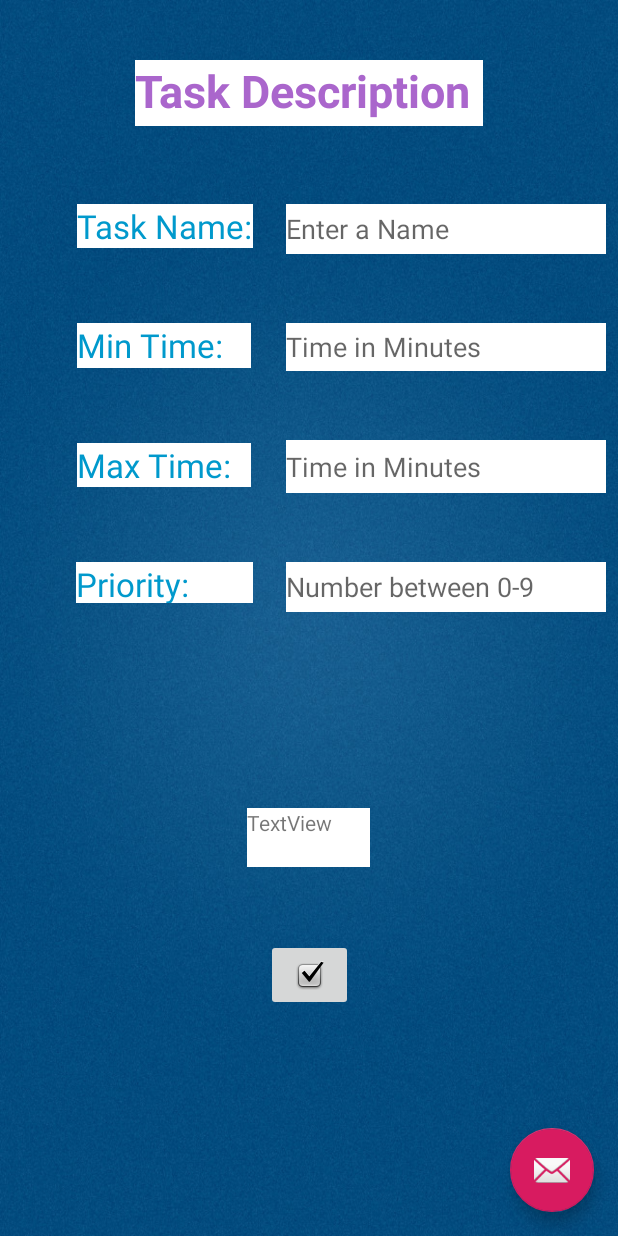
After one commit to athammana/WPIHack2019, an Android app: the AddingTask screen opened directly, with no data from a screen before it, on a phone screen of 412 x 824 dp. The commit adds this screen. Run offline under Robolectric (Android 15) with nearby library versions, the phone set to English and light mode, and no system bars.

Commit message:
addtask branch commit

```diff
--- a/app/src/main/AndroidManifest.xml
+++ b/app/src/main/AndroidManifest.xml
@@ -9,6 +9,11 @@
         android:roundIcon="@mipmap/ic_launcher_round"
         android:supportsRtl="true"
         android:theme="@style/AppTheme">
+        <activity
+            android:name=".AddingTask"
+            android:label="@string/title_activity_adding_task"
+            android:theme="@style/AppTheme.NoActionBar"
+            android:exported="true"></activity>
         <activity
             android:name=".MainActivity"
             android:label="@string/app_name"
--- /dev/null
+++ b/app/src/main/java/com/example/wpihack2019/AddingTask.java
@@ -0,0 +1,50 @@
+package com.example.wpihack2019;
+
+import android.os.Bundle;
+import android.support.design.widget.FloatingActionButton;
+import android.support.design.widget.Snackbar;
+import android.support.v7.app.AppCompatActivity;
+import android.support.v7.widget.Toolbar;
+import android.view.View;
+import android.widget.EditText;
+import android.widget.ImageButton;
+import android.widget.TextView;
+
+public class AddingTask extends AppCompatActivity {
+
+    @Override
+    protected void onCreate(Bundle savedInstanceState) {
+        super.onCreate(savedInstanceState);
+        setContentView(R.layout.activity_adding_task);
+        Toolbar toolbar = findViewById(R.id.toolbar);
+        setSupportActionBar(toolbar);
+
+        FloatingActionButton fab = findViewById(R.id.fab);
+        fab.setOnClickListener(new View.OnClickListener() {
+            @Override
+            public void onClick(View view) {
+                Snackbar.make(view, "Replace with your own action", Snackbar.LENGTH_LONG)
+                        .setAction("Action", null).show();
+            }
+        });
+
+        ImageButton addTaskButton = (ImageButton) findViewById(R.id.AddTaskButton);
+        addTaskButton.setOnClickListener(new View.OnClickListener() {
+            @Override
+            public void onClick(View v) {
+                EditText taskName = (EditText) findViewById(R.id.AddTaskNameInput);
+                EditText taskMinTime = (EditText) findViewById(R.id.AddTaskMinInput);
+                EditText taskMaxTime = (EditText) findViewById(R.id.AddTaskMaxInput);
+                EditText taskPriority = (EditText) findViewById(R.id.AddTaskPriorityInput);
+                TextView resultText = (TextView) findViewById(R.id.resultTextView);
+
+                String name = taskName.getText().toString();
+                double minTime = Double.parseDouble(taskMinTime.getText().toString());
+                double maxTime = Double.parseDouble(taskMaxTime.getText().toString());
+                int priority = Integer.parseInt(taskPriority.getText().toString());
+                resultText.setText(minTime + "," + maxTime + "," + priority + "," + name);
+            }
+        });
+    }
+
+}
--- /dev/null
+++ b/app/src/main/res/layout/activity_adding_task.xml
@@ -0,0 +1,24 @@
+<?xml version="1.0" encoding="utf-8"?>
+<android.support.design.widget.CoordinatorLayout xmlns:android="http://schemas.android.com/apk/res/android"
+    xmlns:app="http://schemas.android.com/apk/res-auto"
+    xmlns:tools="http://schemas.android.com/tools"
+    android:layout_width="match_parent"
+    android:layout_height="match_parent"
+    tools:context=".AddingTask">
+
+    <android.support.design.widget.AppBarLayout
+        android:layout_width="match_parent"
+        android:layout_height="wrap_content"
+        android:theme="@style/AppTheme.AppBarOverlay"/>
+
+    <include layout="@layout/content_adding_task" />
+
+    <android.support.design.widget.FloatingActionButton
+        android:id="@+id/fab"
+        android:layout_width="wrap_content"
+        android:layout_height="wrap_content"
+        android:layout_gravity="bottom|end"
+        android:layout_margin="@dimen/fab_margin"
+        app:srcCompat="@android:drawable/ic_dialog_email" />
+
+</android.support.design.widget.CoordinatorLayout>
--- /dev/null
+++ b/app/src/main/res/layout/content_adding_task.xml
@@ -0,0 +1,220 @@
+<?xml version="1.0" encoding="utf-8"?>
+<android.support.constraint.ConstraintLayout xmlns:android="http://schemas.android.com/apk/res/android"
+    xmlns:app="http://schemas.android.com/apk/res-auto"
+    xmlns:tools="http://schemas.android.com/tools"
+    android:layout_width="match_parent"
+    android:layout_height="match_parent"
+    android:background="@drawable/background"
+    app:layout_behavior="@string/appbar_scrolling_view_behavior"
+    tools:context=".AddingTask"
+    tools:showIn="@layout/activity_adding_task">
+
+    <TextView
+        android:id="@+id/addTaskTitle"
+        android:layout_width="232dp"
+        android:layout_height="44dp"
+        android:layout_marginStart="8dp"
+        android:layout_marginLeft="8dp"
+        android:layout_marginTop="8dp"
+        android:layout_marginEnd="8dp"
+        android:layout_marginRight="8dp"
+        android:layout_marginBottom="8dp"
+        android:background="@android:color/background_light"
+        android:text="Task Description"
+        android:textColor="@android:color/holo_purple"
+        android:textColorLink="@color/design_default_color_primary"
+        android:textSize="30sp"
+        android:textStyle="normal|bold"
+        android:theme="@style/AppTheme"
+        app:layout_constraintBottom_toBottomOf="parent"
+        app:layout_constraintEnd_toEndOf="parent"
+        app:layout_constraintStart_toStartOf="parent"
+        app:layout_constraintTop_toTopOf="parent"
+        app:layout_constraintVertical_bias="0.042"
+        tools:text="Task Description" />
+
+    <TextView
+        android:id="@+id/addTaskNameTitle"
+        android:layout_width="wrap_content"
+        android:layout_height="wrap_content"
+        android:layout_marginStart="8dp"
+        android:layout_marginLeft="8dp"
+        android:layout_marginTop="136dp"
+        android:layout_marginEnd="8dp"
+        android:layout_marginRight="8dp"
+        android:background="@android:color/background_light"
+        android:text="Task Name:"
+        android:textColor="@android:color/holo_blue_dark"
+        android:textSize="22sp"
+        app:layout_constraintEnd_toStartOf="@+id/AddTaskNameInput"
+        app:layout_constraintHorizontal_bias="0.754"
+        app:layout_constraintStart_toStartOf="parent"
+        app:layout_constraintTop_toTopOf="parent"
+        tools:text="Task Name:" />
+
+    <TextView
+        android:id="@+id/TaskMinTimeTitle"
+        android:layout_width="116dp"
+        android:layout_height="30dp"
+        android:layout_marginStart="8dp"
+        android:layout_marginLeft="8dp"
+        android:layout_marginTop="50dp"
+        android:layout_marginEnd="8dp"
+        android:layout_marginRight="8dp"
+        android:background="@android:color/background_light"
+        android:text="Min Time:"
+        android:textColor="@android:color/holo_blue_dark"
+        android:textSize="22sp"
+        app:layout_constraintEnd_toStartOf="@+id/AddTaskMinInput"
+        app:layout_constraintHorizontal_bias="0.741"
+        app:layout_constraintStart_toStartOf="parent"
+        app:layout_constraintTop_toBottomOf="@+id/addTaskNameTitle"
+        tools:text="Min Time:" />
+
+    <TextView
+        android:id="@+id/TaskMaxTimeTitle"
+        android:layout_width="116dp"
+        android:layout_height="wrap_content"
+        android:layout_marginStart="8dp"
+        android:layout_marginLeft="8dp"
+        android:layout_marginTop="50dp"
+        android:layout_marginEnd="8dp"
+        android:layout_marginRight="8dp"
+        android:background="@android:color/background_light"
+        android:text="Max Time:"
+        android:textColor="@android:color/holo_blue_dark"
+        android:textSize="22sp"
+        app:layout_constraintEnd_toStartOf="@+id/AddTaskMaxInput"
+        app:layout_constraintHorizontal_bias="0.741"
+        app:layout_constraintStart_toStartOf="parent"
+        app:layout_constraintTop_toBottomOf="@+id/TaskMinTimeTitle"
+        tools:text="Max Time:" />
+
+    <TextView
+        android:id="@+id/TaskPriorityTitle"
+        android:layout_width="118dp"
+        android:layout_height="27dp"
+        android:layout_marginStart="48dp"
+        android:layout_marginLeft="48dp"
+        android:layout_marginTop="50dp"
+        android:layout_marginEnd="8dp"
+        android:layout_marginRight="8dp"
+        android:background="@android:color/background_light"
+        android:text="Priority:"
+        android:textColor="@android:color/holo_blue_dark"
+        android:textColorLink="@android:color/holo_blue_dark"
+        android:textSize="22sp"
+        app:layout_constraintEnd_toStartOf="@+id/AddTaskPriorityInput"
+        app:layout_constraintHorizontal_bias="0.153"
+        app:layout_constraintStart_toStartOf="parent"
+        app:layout_constraintTop_toBottomOf="@+id/TaskMaxTimeTitle"
+        tools:text="Priority:" />
+
+    <EditText
+        android:id="@+id/AddTaskNameInput"
+        android:layout_width="wrap_content"
+        android:layout_height="33dp"
+        android:layout_marginStart="8dp"
+        android:layout_marginLeft="8dp"
+        android:layout_marginTop="136dp"
+        android:layout_marginEnd="8dp"
+        android:layout_marginRight="8dp"
+        android:background="@android:color/background_light"
+        android:ems="10"
+        android:hint="Enter a Name"
+        android:inputType="textPersonName"
+        android:selectAllOnFocus="true"
+        android:singleLine="true"
+        app:layout_constraintEnd_toEndOf="parent"
+        app:layout_constraintHorizontal_bias="1.0"
+        app:layout_constraintStart_toStartOf="parent"
+        app:layout_constraintTop_toTopOf="parent" />
+
+    <EditText
+        android:id="@+id/AddTaskMinInput"
+        android:layout_width="wrap_content"
+        android:layout_height="32dp"
+        android:layout_marginStart="8dp"
+        android:layout_marginLeft="8dp"
+        android:layout_marginTop="46dp"
+        android:layout_marginEnd="8dp"
+        android:layout_marginRight="8dp"
+        android:background="@android:color/background_light"
+        android:ems="10"
+        android:hint="Time in Minutes"
+        android:inputType="numberDecimal"
+        app:layout_constraintEnd_toEndOf="parent"
+        app:layout_constraintHorizontal_bias="1.0"
+        app:layout_constraintStart_toStartOf="parent"
+        app:layout_constraintTop_toBottomOf="@+id/AddTaskNameInput" />
+
+    <EditText
+        android:id="@+id/AddTaskMaxInput"
+        android:layout_width="wrap_content"
+        android:layout_height="35dp"
+        android:layout_marginStart="8dp"
+        android:layout_marginLeft="8dp"
+        android:layout_marginTop="46dp"
+        android:layout_marginEnd="8dp"
+        android:layout_marginRight="8dp"
+        android:background="@android:color/background_light"
+        android:ems="10"
+        android:hint="Time in Minutes"
+        android:inputType="numberDecimal"
+        app:layout_constraintEnd_toEndOf="parent"
+        app:layout_constraintHorizontal_bias="1.0"
+        app:layout_constraintStart_toStartOf="parent"
+        app:layout_constraintTop_toBottomOf="@+id/AddTaskMinInput" />
+
+    <EditText
+        android:id="@+id/AddTaskPriorityInput"
+        android:layout_width="wrap_content"
+        android:layout_height="33dp"
+        android:layout_marginStart="8dp"
+        android:layout_marginLeft="8dp"
+        android:layout_marginTop="46dp"
+        android:layout_marginEnd="8dp"
+        android:layout_marginRight="8dp"
+        android:background="@android:color/background_light"
+        android:ems="10"
+        android:hint="Number between 0-9"
+        android:inputType="number"
+        android:maxLength="1"
+        app:layout_constraintEnd_toEndOf="parent"
+        app:layout_constraintHorizontal_bias="1.0"
+        app:layout_constraintStart_toStartOf="parent"
+        app:layout_constraintTop_toBottomOf="@+id/AddTaskMaxInput" />
+
+    <ImageButton
+        android:id="@+id/AddTaskButton"
+        android:layout_width="58dp"
+        android:layout_height="48dp"
+        android:layout_marginStart="8dp"
+        android:layout_marginLeft="8dp"
+        android:layout_marginEnd="8dp"
+        android:layout_marginRight="8dp"
+        android:layout_marginBottom="150dp"
+        app:layout_constraintBottom_toBottomOf="parent"
+        app:layout_constraintEnd_toEndOf="parent"
+        app:layout_constraintStart_toStartOf="parent"
+        app:srcCompat="@android:drawable/checkbox_on_background" />
+
+    <TextView
+        android:id="@+id/resultTextView"
+        android:layout_width="82dp"
+        android:layout_height="39dp"
+        android:layout_marginStart="8dp"
+        android:layout_marginLeft="8dp"
+        android:layout_marginTop="8dp"
+        android:layout_marginEnd="8dp"
+        android:layout_marginRight="8dp"
+        android:layout_marginBottom="8dp"
+        android:background="@android:color/background_light"
+        android:text="TextView"
+        app:layout_constraintBottom_toBottomOf="parent"
+        app:layout_constraintEnd_toEndOf="parent"
+        app:layout_constraintHorizontal_bias="0.498"
+        app:layout_constraintStart_toStartOf="parent"
+        app:layout_constraintTop_toTopOf="parent"
+        app:layout_constraintVertical_bias="0.69" />
+</android.support.constraint.ConstraintLayout>
--- a/app/src/main/res/values/strings.xml
+++ b/app/src/main/res/values/strings.xml
@@ -1,4 +1,5 @@
 <resources>
     <string name="app_name">WPIHack2019</string>
     <string name="action_settings">Settings</string>
+    <string name="title_activity_adding_task">AddingTask</string>
 </resources>
```
Also changed, not shown: app/src/main/res/drawable/background.jpg (added).
